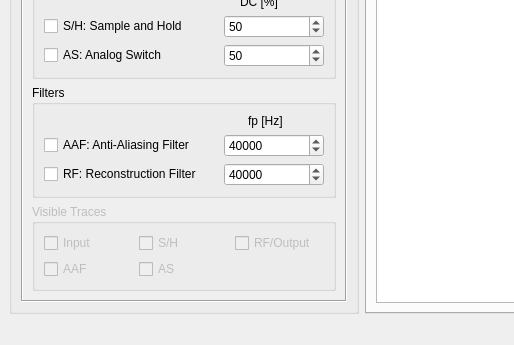
Before: the Qt Designer form qt_gui.ui in agussolari/assd_tp1_gui, drawn with Qt 5; both pictures show x 0 to 514 and y 408 to 753 of the 1196 by 753 pixel window.
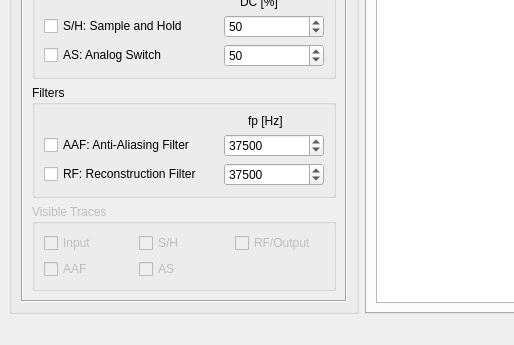
After: the same form once the commit is applied. The open tabs and pages were chosen to show the change. Custom widgets are drawn as their Qt base class.

Patch:
```diff
--- a/qt_gui.ui
+++ b/qt_gui.ui
@@ -476,7 +476,7 @@
                  <number>1000000</number>
                 </property>
                 <property name="value">
-                 <number>40000</number>
+                 <number>37500</number>
                 </property>
                </widget>
               </item>
@@ -498,7 +498,7 @@
                  <number>1000000</number>
                 </property>
                 <property name="value">
-                 <number>40000</number>
+                 <number>37500</number>
                 </property>
                </widget>
               </item>
```
Left out of the diff: 2 changed lines with no effect on the pictures.
